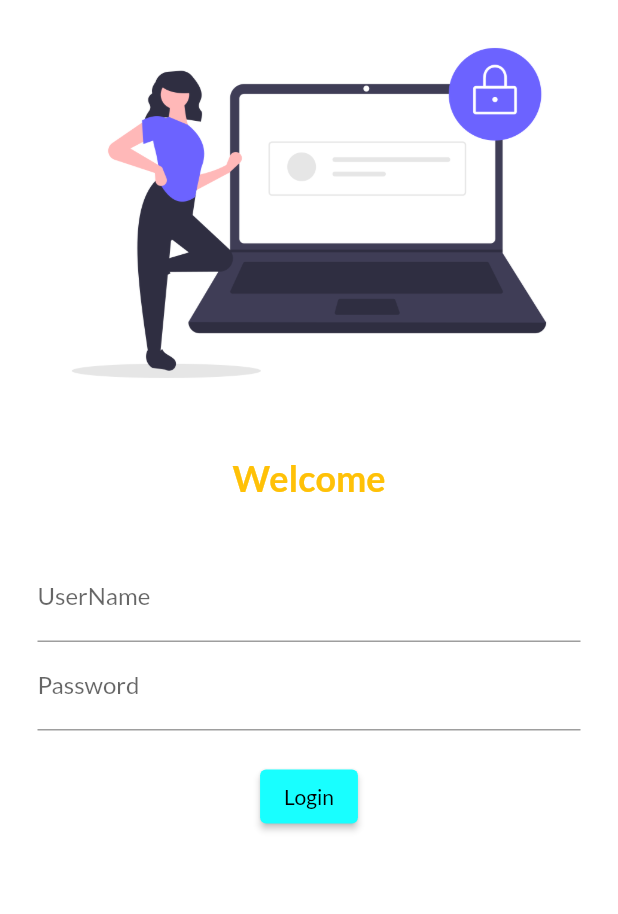
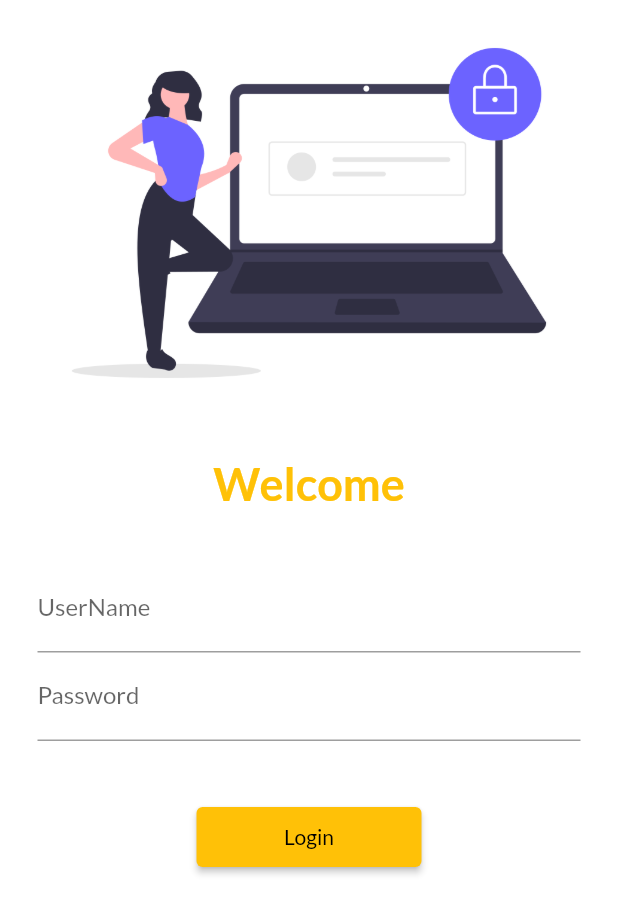
Before and after one commit to Dewansh07/learningdart, a Flutter app: the screen it shows after launch, on a phone screen of 412 x 824 dp. Shown: the top 914 px of the screen. Run offline on Flutter 3.47's test engine with Material 2 defaults, Android fonts, the phone set to English and light mode, and no system bars; our stand-ins replace google_fonts.

Commit message:
day 5 done

```diff
--- a/lib/main.dart
+++ b/lib/main.dart
@@ -2,6 +2,7 @@
 import 'package:learningdart/pages/home_page.dart';
 import 'package:learningdart/pages/login_page.dart';
 import 'package:google_fonts/google_fonts.dart';
+import 'package:learningdart/utils/routes.dart';
 
 void main() {
   runApp(const MyApp());
@@ -21,12 +22,12 @@
         fontFamily: GoogleFonts.lato().fontFamily,
       ),
       darkTheme: ThemeData(primarySwatch: Colors.cyan),
-      debugShowCheckedModeBanner: false,
+
       initialRoute: "/",
       routes: {
         "/": (context) => const LoginPage(),
-        "/home": (context) => const Homepage(),
-        "/login": (context) => const LoginPage(),
+        MyRoutes.homeroute: (context) => const Homepage(),
+        MyRoutes.loginroute: (context) => const LoginPage(),
       },
     );
   }
--- a/lib/pages/login_page.dart
+++ b/lib/pages/login_page.dart
@@ -3,6 +3,7 @@
 import 'package:flutter/material.dart';
 import 'package:flutter/rendering.dart';
 import 'package:google_fonts/google_fonts.dart';
+import 'package:learningdart/utils/routes.dart';
 
 class LoginPage extends StatelessWidget {
   const LoginPage({super.key});
@@ -11,6 +12,7 @@
   Widget build(BuildContext context) {
     return Material(
         color: Colors.white,
+        child: SingleChildScrollView(
           child: Column(
             children: [
               Image.asset(
@@ -23,7 +25,7 @@
               Text(
                 "Welcome",
                 style: TextStyle(
-                  fontSize: 24,
+                    fontSize: 30,
                     fontWeight: FontWeight.bold,
                     color: Colors.amber),
               ),
@@ -31,7 +33,8 @@
                 height: 20,
               ),
               Padding(
-              padding: const EdgeInsets.symmetric(vertical: 16, horizontal: 25),
+                padding:
+                    const EdgeInsets.symmetric(vertical: 16, horizontal: 25),
                 child: Column(
                   children: [
                     TextFormField(
@@ -48,21 +51,22 @@
                       ),
                     ),
                     SizedBox(
-                    height: 20,
+                      height: 40,
                     ),
                     ElevatedButton(
+                      style: TextButton.styleFrom(
+                        minimumSize: Size(150, 40),
+                      ),
+                      onPressed: () {
+                        Navigator.pushNamed(context, MyRoutes.homeroute);
+                      },
                       child: Text("Login"),
-                    style: ButtonStyle(
-                        backgroundColor:
-                            MaterialStateProperty.all(Colors.cyanAccent)),
-                    onPressed: () {
-                      print("Hi bc mc");
-                    },
                     )
                   ],
                 ),
               ),
             ],
+          ),
         ));
   }
 }
--- /dev/null
+++ b/lib/utils/routes.dart
@@ -0,0 +1,6 @@
+class MyRoutes {
+  static String loginroute = "/login";
+  static String homeroute = "/home";
+  // static String loginroute = "/login";
+  // static String loginroute = "/login";
+}
```
Lines whose indentation alone changed are shown as unchanged.
